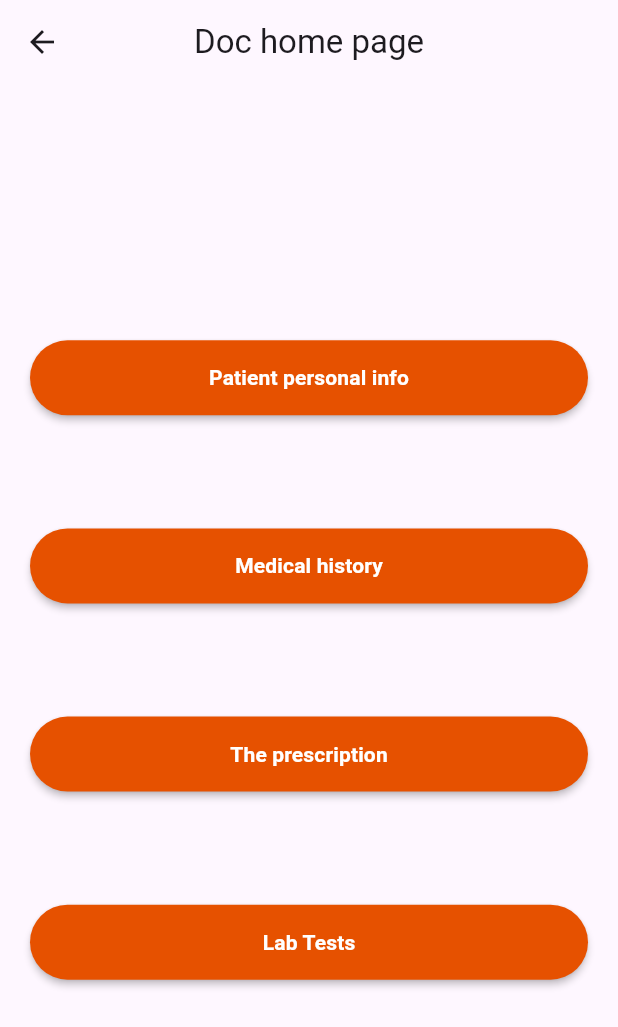
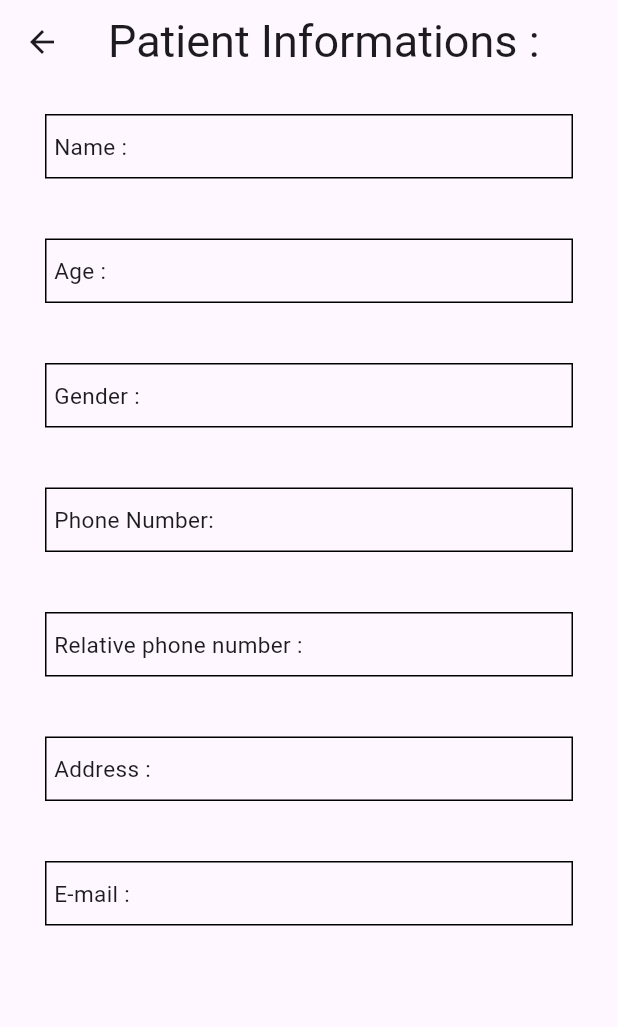
Before and after one commit to maiaboelmagde/medicory_gp, a Flutter app: the DocHomePage screen opened by its route, after a tap on "Patient personal info", on a phone screen of 412 x 824 dp. Shown: the top 1027 px of the screen. Run offline on Flutter 3.47's test engine with Material 3 defaults, Android fonts, the phone set to English and light mode, and no system bars; our stand-ins replace animate_do.

Commit message:
Uploading Some of Doctor Pages

```diff
--- a/lib/Pages/doctor_pages/doc_home_page.dart
+++ b/lib/Pages/doctor_pages/doc_home_page.dart
@@ -1,9 +1,12 @@
 import 'package:flutter/material.dart';
-import 'package:medicory_gp/Pages/doctor_pages/medical_history_page.dart';
+import 'package:medicory_gp/Pages/doctor_pages/add_prescription_page.dart';
+import 'package:medicory_gp/Pages/doctor_pages/doc_labtests_page.dart';
+import 'package:medicory_gp/Pages/doctor_pages/Medical_history_heirarchy_pages/medical_history_page.dart';
+import 'package:medicory_gp/Pages/doctor_pages/patient_info_page.dart';
 import 'package:medicory_gp/widgets/custom_button.dart';
 
 class DocHomePage extends StatelessWidget {
-  final String id = 'DocPage';
+  static final String id = 'DocPage';
   const DocHomePage({super.key});
 
   @override
@@ -18,17 +21,29 @@ class DocHomePage extends StatelessWidget {
         child: Column(
           children: [
             Spacer(flex: 2),
-            CustomButton(title: 'Patient personal info', onPressed: () {}),
+            CustomButton(
+                title: 'Patient personal info',
+                onPressed: () {
+                  Navigator.pushNamed(context, PatientInfoPage.id);
+                }),
             Spacer(flex: 1),
             CustomButton(
                 title: 'Medical history',
                 onPressed: () {
-                  Navigator.pushNamed(context, MedicalHistoryPage().id);
+                  Navigator.pushNamed(context, MedicalHistoryPage.id);
                 }),
             Spacer(flex: 1),
-            CustomButton(title: 'The prescription', onPressed: () {}),
+            CustomButton(
+                title: 'The prescription',
+                onPressed: () {
+                  Navigator.pushNamed(context, AddPrescriptionPage.id);
+                }),
             Spacer(flex: 1),
-            CustomButton(title: 'Lab Tests', onPressed: () {}),
+            CustomButton(
+                title: 'Lab Tests',
+                onPressed: () {
+                  Navigator.pushNamed(context, DocLabtestsPage.id);
+                }),
             Spacer(flex: 2),
           ],
         ),
--- /dev/null
+++ b/lib/Pages/doctor_pages/patient_info_page.dart
@@ -0,0 +1,33 @@
+import 'package:flutter/material.dart';
+import 'package:medicory_gp/widgets/patient_info_container.dart';
+
+class PatientInfoPage extends StatelessWidget {
+  const PatientInfoPage({super.key});
+  static final String id = 'PatientInfoPage';
+
+  @override
+  Widget build(BuildContext context) {
+    return Scaffold(
+      appBar: AppBar(
+        title: Text(
+          'Patient Informations :',
+          style: TextStyle(fontSize: 30),
+        ),
+        centerTitle: true,
+      ),
+      body: Column(
+        crossAxisAlignment: CrossAxisAlignment.center,
+        children: [
+          PatientInfoContainer(title: 'Name : ', value: '       '),
+          PatientInfoContainer(title: 'Age : ', value: '       '),
+          PatientInfoContainer(title: 'Gender : ', value: '       '),
+          PatientInfoContainer(title: 'Phone Number: ', value: '       '),
+          PatientInfoContainer(
+              title: 'Relative phone number : ', value: '       '),
+          PatientInfoContainer(title: 'Address : ', value: '       '),
+          PatientInfoContainer(title: 'E-mail : ', value: '       '),
+        ],
+      ),
+    );
+  }
+}
--- a/lib/Pages/login_page.dart
+++ b/lib/Pages/login_page.dart
@@ -5,7 +5,7 @@ import 'package:medicory_gp/widgets/custom_button.dart';
 import 'package:medicory_gp/widgets/login_upper_part.dart';
 
 class LoginPage extends StatelessWidget {
-  final String id = 'loginPage';
+  static final String id = 'loginPage';
   @override
   Widget build(BuildContext context) {
     return Scaffold(
@@ -102,7 +102,7 @@ class LoginPage extends StatelessWidget {
                           title: 'Log In',
                           onPressed: () {
                             Navigator.pop(context);
-                            Navigator.pushNamed(context, DocHomePage().id);
+                            Navigator.pushNamed(context, DocHomePage.id);
                           },
                         ),
                         SizedBox(
--- a/lib/widgets/custom_button.dart
+++ b/lib/widgets/custom_button.dart
@@ -9,7 +9,9 @@ class CustomButton extends StatelessWidget {
 
   @override
   Widget build(BuildContext context) {
-    return FadeInUp(
+    return Padding(
+      padding: const EdgeInsets.all(10.0),
+      child: FadeInUp(
           duration: Duration(milliseconds: 1600),
           child: MaterialButton(
             onPressed: onPressed,
@@ -28,6 +30,7 @@ class CustomButton extends StatelessWidget {
                     TextStyle(color: Colors.white, fontWeight: FontWeight.bold),
               ),
             ),
-        ));
+          )),
+    );
   }
 }
--- /dev/null
+++ b/lib/widgets/patient_info_container.dart
@@ -0,0 +1,30 @@
+import 'package:flutter/material.dart';
+
+class PatientInfoContainer extends StatelessWidget {
+  final String title;
+  final String value;
+  const PatientInfoContainer(
+      {super.key, required this.title, required this.value});
+
+  @override
+  Widget build(BuildContext context) {
+    return Container(
+      width: 500,
+      margin: EdgeInsets.symmetric(vertical: 20, horizontal: 30),
+      padding: EdgeInsets.symmetric(vertical: 10, horizontal: 5),
+      decoration: BoxDecoration(border: Border.all()),
+      child: Row(
+        children: [
+          Text(
+            title,
+            style: TextStyle(fontSize: 15),
+          ),
+          Text(
+            value,
+            style: TextStyle(fontSize: 15),
+          ),
+        ],
+      ),
+    );
+  }
+}
```
Also changed, not shown: lib/Pages/doctor_pages/Medical_history_heirarchy_pages/allergies_history_page.dart (added, +15 -0 lines), lib/Pages/doctor_pages/Medical_history_heirarchy_pages/diseases_history.dart (added, +51 -0 lines), lib/Pages/doctor_pages/Medical_history_heirarchy_pages/immunization_history_page.dart (added, +15 -0 lines), lib/Pages/doctor_pages/Medical_history_heirarchy_pages/medical_history_page.dart (added, +60 -0 lines), lib/Pages/doctor_pages/Medical_history_heirarchy_pages/medicines_history_page.dart (added, +15 -0 lines), lib/Pages/doctor_pages/Medical_history_heirarchy_pages/surgical_history_page.dart (added, +15 -0 lines), lib/Pages/doctor_pages/add_prescription_page.dart (added, +51 -0 lines), lib/Pages/doctor_pages/doc_labtests_page.dart (added, +28 -0 lines), lib/Pages/doctor_pages/medical_history_page.dart (deleted, +0 -35 lines), lib/main.dart (+21 -5 lines). Lines whose indentation alone changed are shown as unchanged.
